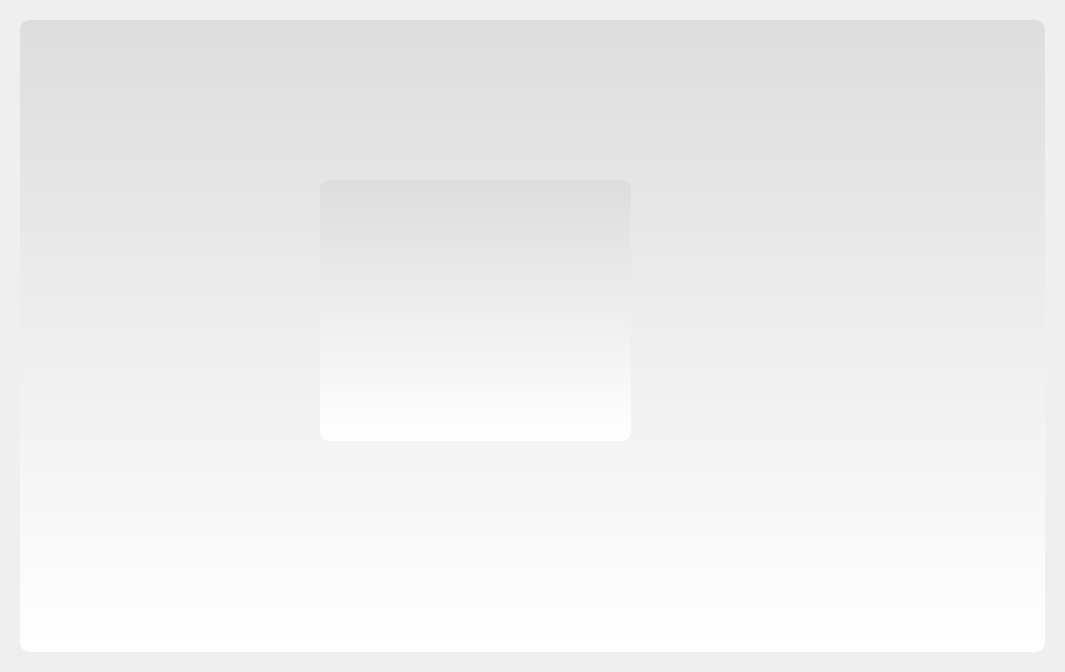
tidysong/Listen_QT, file lyricspage.ui: the form before one commit.
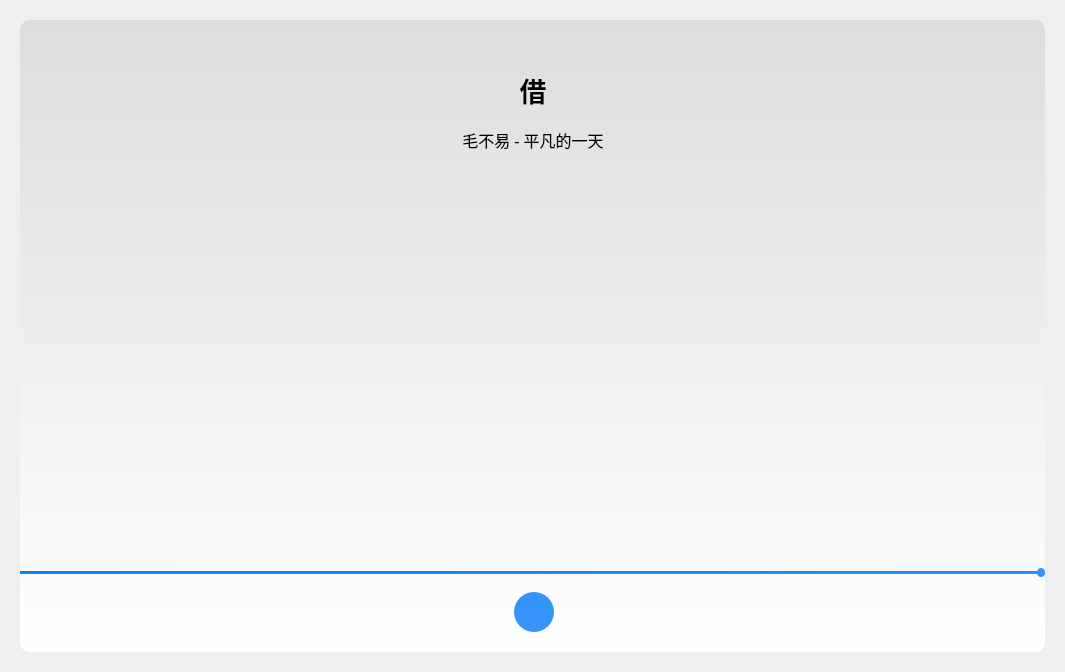
The form after the commit. Icons and pictures are not drawn.

Commit message: add Lyrics page

```diff
--- a/lyricspage.ui
+++ b/lyricspage.ui
@@ -92,10 +92,10 @@
    <widget class="QScrollArea" name="scrollArea">
     <property name="geometry">
      <rect>
-      <x>300</x>
-      <y>160</y>
-      <width>311</width>
-      <height>261</height>
+      <x>338</x>
+      <y>150</y>
+      <width>350</width>
+      <height>371</height>
      </rect>
     </property>
     <property name="minimumSize">
@@ -104,6 +104,15 @@
       <height>100</height>
      </size>
     </property>
+    <property name="styleSheet">
+     <string notr="true">background-color : rgba(0,0,0,0);</string>
+    </property>
+    <property name="verticalScrollBarPolicy">
+     <enum>Qt::ScrollBarAlwaysOff</enum>
+    </property>
+    <property name="horizontalScrollBarPolicy">
+     <enum>Qt::ScrollBarAlwaysOff</enum>
+    </property>
     <property name="widgetResizable">
      <bool>true</bool>
     </property>
@@ -112,9 +121,249 @@
       <rect>
        <x>0</x>
        <y>0</y>
-       <width>311</width>
-       <height>261</height>
+       <width>350</width>
+       <height>400</height>
       </rect>
+     </property>
+     <property name="minimumSize">
+      <size>
+       <width>0</width>
+       <height>400</height>
+      </size>
+     </property>
+    </widget>
+   </widget>
+   <widget class="QLabel" name="label">
+    <property name="geometry">
+     <rect>
+      <x>313</x>
+      <y>40</y>
+      <width>400</width>
+      <height>60</height>
+     </rect>
+    </property>
+    <property name="font">
+     <font>
+      <family>等线</family>
+      <pointsize>20</pointsize>
+      <weight>75</weight>
+      <bold>true</bold>
+     </font>
+    </property>
+    <property name="layoutDirection">
+     <enum>Qt::LeftToRight</enum>
+    </property>
+    <property name="styleSheet">
+     <string notr="true">background-color : rgba(0,0,0,0);</string>
+    </property>
+    <property name="text">
+     <string>借</string>
+    </property>
+    <property name="textFormat">
+     <enum>Qt::AutoText</enum>
+    </property>
+    <property name="alignment">
+     <set>Qt::AlignCenter</set>
+    </property>
+   </widget>
+   <widget class="QLabel" name="label_2">
+    <property name="geometry">
+     <rect>
+      <x>313</x>
+      <y>100</y>
+      <width>400</width>
+      <height>40</height>
+     </rect>
+    </property>
+    <property name="font">
+     <font>
+      <family>等线 Light</family>
+      <pointsize>12</pointsize>
+     </font>
+    </property>
+    <property name="layoutDirection">
+     <enum>Qt::LeftToRight</enum>
+    </property>
+    <property name="styleSheet">
+     <string notr="true">background-color : rgba(0,0,0,0);</string>
+    </property>
+    <property name="text">
+     <string>毛不易 - 平凡的一天</string>
+    </property>
+    <property name="textFormat">
+     <enum>Qt::AutoText</enum>
+    </property>
+    <property name="alignment">
+     <set>Qt::AlignCenter</set>
+    </property>
+   </widget>
+   <widget class="QWidget" name="widget_2" native="true">
+    <property name="geometry">
+     <rect>
+      <x>0</x>
+      <y>532</y>
+      <width>1025</width>
+      <height>100</height>
+     </rect>
+    </property>
+    <property name="styleSheet">
+     <string notr="true">background-color : rgba(0,0,0,0);</string>
+    </property>
+    <widget class="QSlider" name="horizontalSlider">
+     <property name="geometry">
+      <rect>
+       <x>0</x>
+       <y>0</y>
+       <width>1025</width>
+       <height>40</height>
+      </rect>
+     </property>
+     <property name="styleSheet">
+      <string notr="true">QSlider::groove:horizontal{
+    background:#aaaaaa;
+    border-radius:10px;
+	height:3px;
+}
+/* 设置中间的那个滑动的键 */
+QSlider::handle:horizontal{
+    width: 8px;
+    margin-top: -3px;
+    margin-bottom:-3px;
+    border-radius: 4px;
+    background: #3393F9;
+}
+/* 已经划过的从地方 */
+QSlider::sub-page:horizontal{
+    border-radius:10px;
+    background: qlineargradient(x1:0, y1:0, x2:1, y2:1, stop:0 #037AFA, stop:1 #3393F9);
+}</string>
+     </property>
+     <property name="maximum">
+      <number>100</number>
+     </property>
+     <property name="singleStep">
+      <number>1</number>
+     </property>
+     <property name="pageStep">
+      <number>1</number>
+     </property>
+     <property name="value">
+      <number>100</number>
+     </property>
+     <property name="orientation">
+      <enum>Qt::Horizontal</enum>
+     </property>
+    </widget>
+    <widget class="QPushButton" name="pushButton_3">
+     <property name="geometry">
+      <rect>
+       <x>558</x>
+       <y>50</y>
+       <width>25</width>
+       <height>25</height>
+      </rect>
+     </property>
+     <property name="text">
+      <string/>
+     </property>
+     <property name="icon">
+      <iconset resource="resourece.qrc">
+       <normaloff>:/pic/next.png</normaloff>:/pic/next.png</iconset>
+     </property>
+     <property name="iconSize">
+      <size>
+       <width>25</width>
+       <height>25</height>
+      </size>
+     </property>
+    </widget>
+    <widget class="QPushButton" name="play">
+     <property name="geometry">
+      <rect>
+       <x>494</x>
+       <y>40</y>
+       <width>40</width>
+       <height>40</height>
+      </rect>
+     </property>
+     <property name="styleSheet">
+      <string notr="true">#play{
+	border-radius : 20px;
+	background-color : rgba(3,122,250,0.8);
+}</string>
+     </property>
+     <property name="text">
+      <string/>
+     </property>
+     <property name="icon">
+      <iconset resource="resourece.qrc">
+       <normaloff>:/pic/play.png</normaloff>:/pic/play.png</iconset>
+     </property>
+     <property name="iconSize">
+      <size>
+       <width>25</width>
+       <height>25</height>
+      </size>
+     </property>
+    </widget>
+    <widget class="QPushButton" name="pushButton_2">
+     <property name="geometry">
+      <rect>
+       <x>443</x>
+       <y>50</y>
+       <width>25</width>
+       <height>25</height>
+      </rect>
+     </property>
+     <property name="text">
+      <string/>
+     </property>
+     <property name="icon">
+      <iconset resource="resourece.qrc">
+       <normaloff>:/pic/previous.png</normaloff>:/pic/previous.png</iconset>
+     </property>
+     <property name="iconSize">
+      <size>
+       <width>25</width>
+       <height>25</height>
+      </size>
+     </property>
+    </widget>
+    <widget class="QPushButton" name="showList">
+     <property name="geometry">
+      <rect>
+       <x>950</x>
+       <y>50</y>
+       <width>32</width>
+       <height>32</height>
+      </rect>
+     </property>
+     <property name="styleSheet">
+      <string notr="true">#showList{
+	background-color : rgba(0,0,0,0);
+	border : 0px;
+	border-radius : 10px;
+}
+
+#showList:hover{
+    background-color:#D7D7D7;
+}
+#showList:pressed{
+    background-color:#8F8F8F;
+}</string>
+     </property>
+     <property name="text">
+      <string/>
+     </property>
+     <property name="icon">
+      <iconset resource="resourece.qrc">
+       <normaloff>:/pic/musicList.png</normaloff>:/pic/musicList.png</iconset>
+     </property>
+     <property name="iconSize">
+      <size>
+       <width>18</width>
+       <height>18</height>
+      </size>
      </property>
     </widget>
    </widget>
```
The commit also changes 10 other files.
